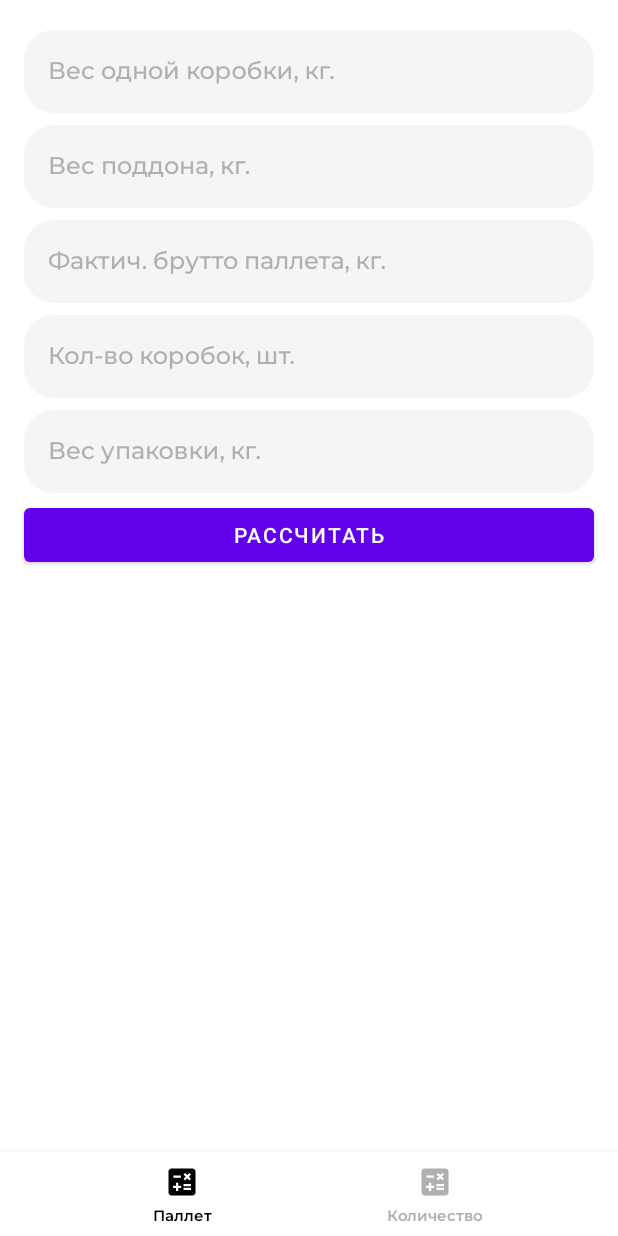
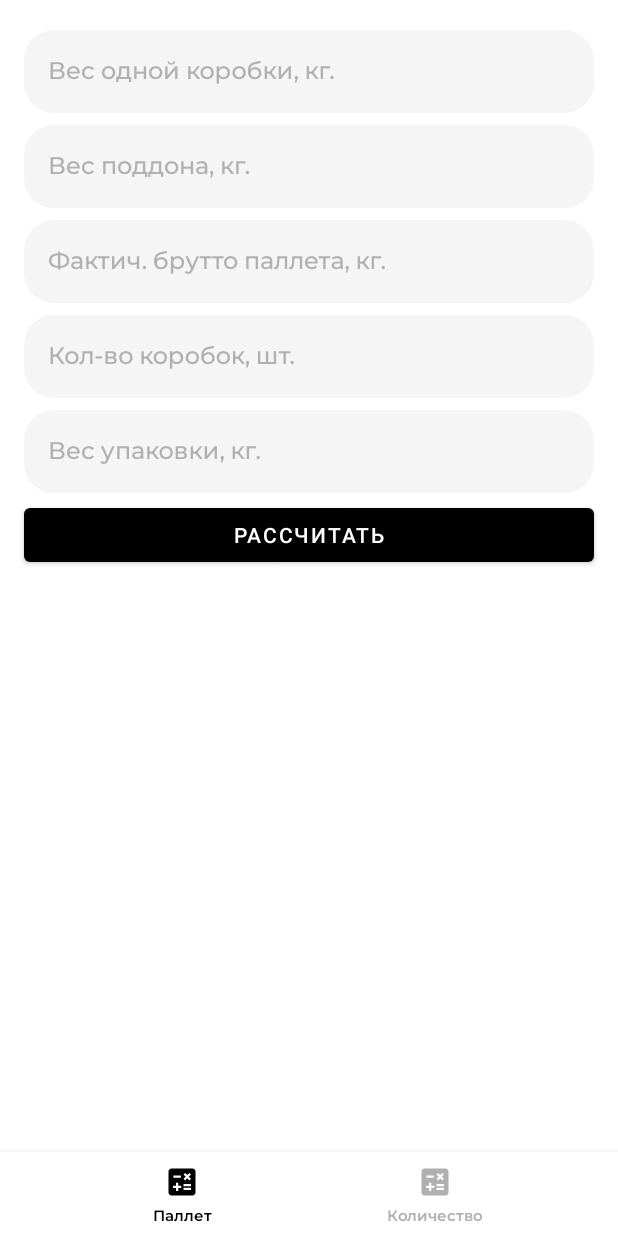
Before and after one commit to GoogelFist/PackerHelper, an Android app: the screen it shows after launch (MainActivity), on a phone screen of 412 x 824 dp. Run offline under Robolectric (Android 15) with nearby library versions, the phone set to English and light mode, and no system bars; our stand-ins replace Dagger/Hilt's generated code, navigation-ui; 3 statements that could not run were skipped.

Commit message:
customize theme

```diff
--- a/app/src/main/res/layout/pallet_fragment.xml
+++ b/app/src/main/res/layout/pallet_fragment.xml
@@ -172,22 +172,22 @@
             android:text="@string/calculate_button" />
 
     <TextView
+            android:id="@+id/tv_theoretical_gross"
+            android:layout_width="wrap_content"
+            android:layout_height="wrap_content"
+            android:layout_marginHorizontal="16dp"
+            android:layout_marginTop="16dp"
+            android:textAppearance="@style/Text.MontserratMedium.16.Black"
+            tools:text="Теор. брутто" />
+
+    <TextView
             android:id="@+id/tv_clear_weight"
             android:layout_width="wrap_content"
             android:layout_height="wrap_content"
             android:layout_marginHorizontal="16dp"
-            android:layout_marginTop="16dp"
-            android:textAppearance="@style/Text.MontserratMedium.14.Black"
+            android:layout_marginTop="8dp"
+            android:textAppearance="@style/Text.MontserratMedium.16.Black"
             tools:text="Нетто" />
-
-    <TextView
-            android:id="@+id/tv_theoretical_gross"
-            android:layout_width="wrap_content"
-            android:layout_height="wrap_content"
-            android:layout_marginHorizontal="16dp"
-            android:layout_marginTop="8dp"
-            android:textAppearance="@style/Text.MontserratMedium.14.Black"
-            tools:text="Теор. брутто" />
 
     <TextView
             android:id="@+id/tv_allow"
@@ -195,7 +195,7 @@
             android:layout_height="wrap_content"
             android:layout_marginHorizontal="16dp"
             android:layout_marginTop="8dp"
-            android:textAppearance="@style/Text.MontserratMedium.14.Black"
+            android:textAppearance="@style/Text.MontserratMedium.16.Black"
             tools:text="Допуск" />
 
     <TextView
--- a/app/src/main/res/values-night/themes.xml
+++ /dev/null
@@ -1,16 +0,0 @@
-<resources xmlns:tools="http://schemas.android.com/tools">
-    <!-- Base application theme. -->
-    <style name="Theme.PackerHelper" parent="Theme.MaterialComponents.DayNight.DarkActionBar">
-        <!-- Primary brand color. -->
-        <item name="colorPrimary">@color/purple_200</item>
-        <item name="colorPrimaryVariant">@color/purple_700</item>
-        <item name="colorOnPrimary">@color/black</item>
-        <!-- Secondary brand color. -->
-        <item name="colorSecondary">@color/teal_200</item>
-        <item name="colorSecondaryVariant">@color/teal_200</item>
-        <item name="colorOnSecondary">@color/black</item>
-        <!-- Status bar color. -->
-        <item name="android:statusBarColor">?attr/colorPrimaryVariant</item>
-        <!-- Customize your theme here. -->
-    </style>
-</resources>
--- a/app/src/main/res/values/colors.xml
+++ b/app/src/main/res/values/colors.xml
@@ -8,6 +8,7 @@
     <color name="black">#FF000000</color>
     <color name="white">#FFFFFFFF</color>
 
+    <color name="transparent">#00000000</color>
 
     <color name="torch_red">#FF002E</color>
     <color name="coral_red">#FF4545</color>
--- a/app/src/main/res/values/themes.xml
+++ b/app/src/main/res/values/themes.xml
@@ -1,16 +1,22 @@
-<resources>
+<resources xmlns:tools="http://schemas.android.com/tools">
     <!-- Base application theme. -->
     <style name="Theme.PackerHelper" parent="Theme.MaterialComponents.DayNight.NoActionBar">
         <!-- Primary brand color. -->
-        <item name="colorPrimary">@color/purple_500</item>
+        <item name="colorPrimary">@color/black</item>
         <item name="colorPrimaryVariant">@color/purple_700</item>
         <item name="colorOnPrimary">@color/white</item>
         <!-- Secondary brand color. -->
-        <item name="colorSecondary">@color/teal_200</item>
+        <item name="colorSecondary">@color/black</item>
         <item name="colorSecondaryVariant">@color/teal_700</item>
-        <item name="colorOnSecondary">@color/black</item>
+        <item name="colorOnSecondary">@android:color/holo_orange_dark</item>
         <!-- Status bar color. -->
-        <item name="android:statusBarColor">?attr/colorPrimaryVariant</item>
+        <item name="android:statusBarColor">@color/white</item>
+        <item name="android:windowLightStatusBar">true</item>
+
+        <item name="android:navigationBarColor">@color/white</item>
+        <item name="android:windowLightNavigationBar" tools:targetApi="o_mr1">true</item>
+
+        <item name="android:windowSplashScreenAnimatedIcon" tools:targetApi="s">@color/transparent</item>
         <!-- Customize your theme here. -->
     </style>
 </resources>
```
